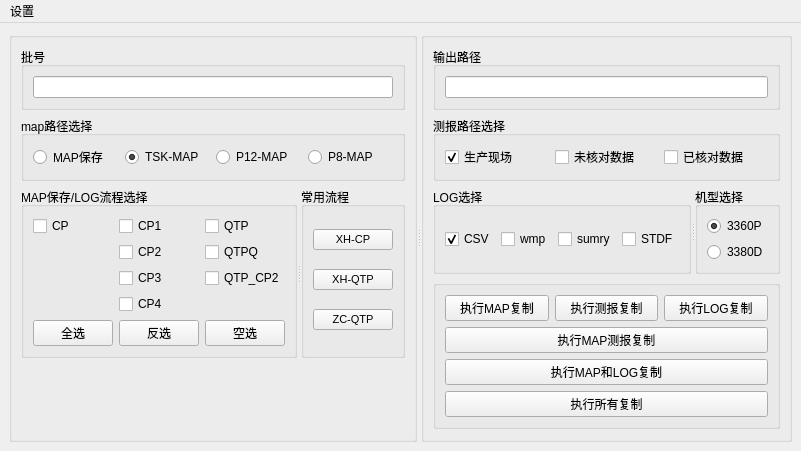
Old version of the form CopyMapFromNet/mainwindow.ui in the repository xx517230/Qt5p9DemoCode.
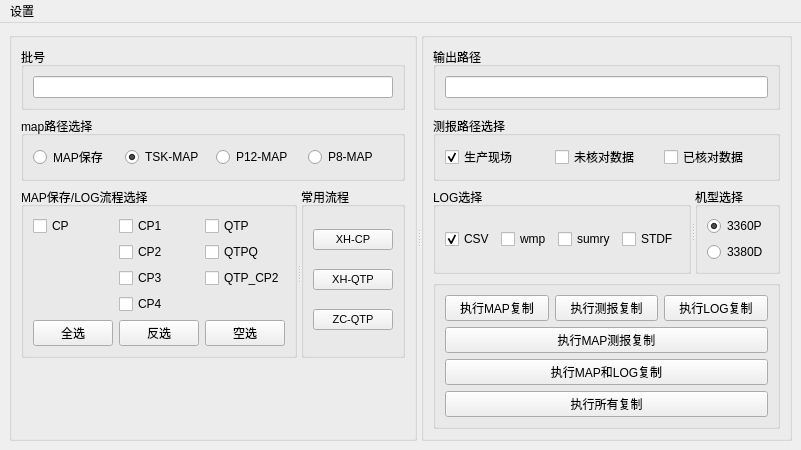
New version of the form.

```diff
--- a/CopyMapFromNet/mainwindow.ui
+++ b/CopyMapFromNet/mainwindow.ui
@@ -7,7 +7,7 @@
     <x>0</x>
     <y>0</y>
     <width>801</width>
-    <height>451</height>
+    <height>444</height>
    </rect>
   </property>
   <property name="windowTitle">
```
Left out of the diff: 10 changed lines with no effect on the pictures.
